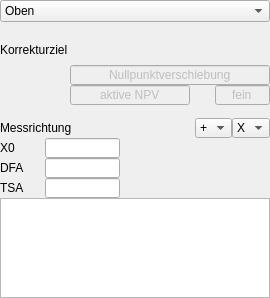
Above: TouchProbe/tp_kante.ui from mikejg/MainGen before the change. Below: the same form after it.
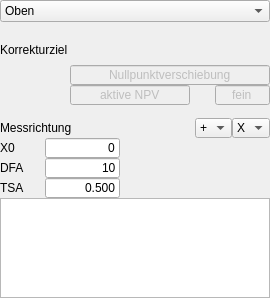
That is the form after the change.

```diff
--- a/TouchProbe/tp_kante.ui
+++ b/TouchProbe/tp_kante.ui
@@ -362,6 +362,12 @@
          <height>20</height>
         </size>
        </property>
+       <property name="text">
+        <string>0</string>
+       </property>
+       <property name="alignment">
+        <set>Qt::AlignRight|Qt::AlignTrailing|Qt::AlignVCenter</set>
+       </property>
       </widget>
      </item>
      <item>
@@ -408,6 +414,12 @@
          <height>20</height>
         </size>
        </property>
+       <property name="text">
+        <string>10</string>
+       </property>
+       <property name="alignment">
+        <set>Qt::AlignRight|Qt::AlignTrailing|Qt::AlignVCenter</set>
+       </property>
       </widget>
      </item>
      <item>
@@ -454,6 +466,12 @@
          <height>20</height>
         </size>
        </property>
+       <property name="text">
+        <string>0.500</string>
+       </property>
+       <property name="alignment">
+        <set>Qt::AlignRight|Qt::AlignTrailing|Qt::AlignVCenter</set>
+       </property>
       </widget>
      </item>
      <item>
```
Left out of the diff: 2 changed lines with no effect on the pictures.
